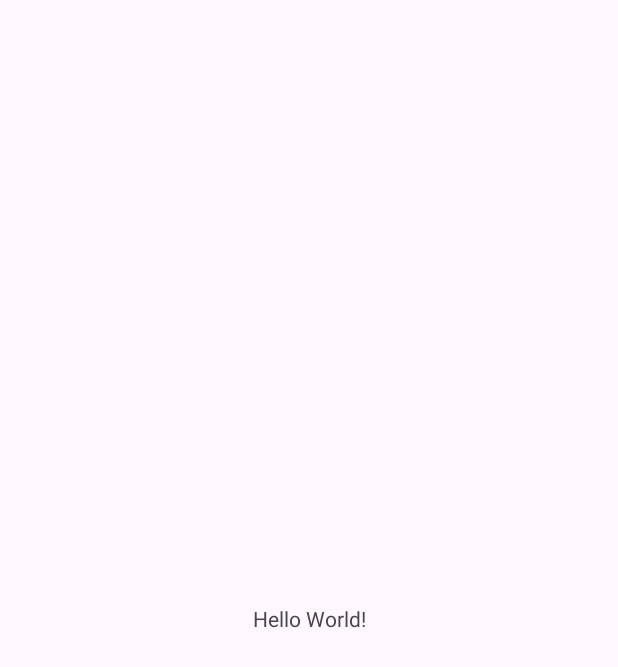
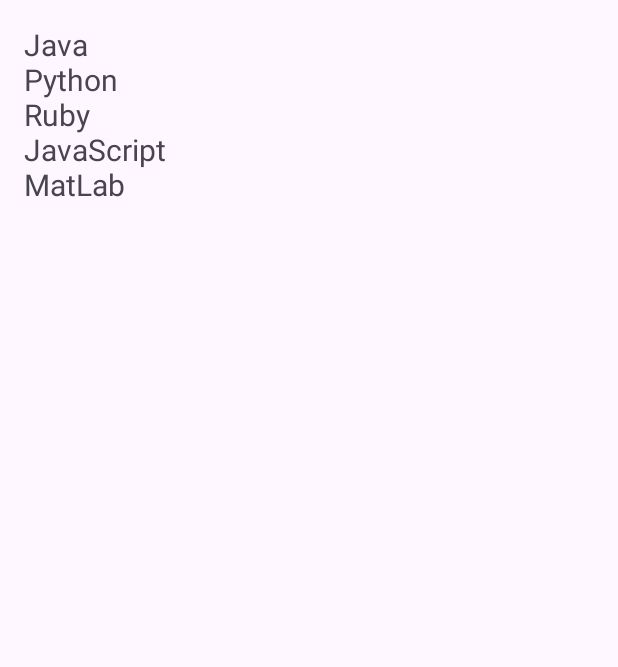
Before and after one commit to SergeyB19/TestProjectAlishev, an Android app: the screen it shows after launch (MainActivity), on a phone screen of 412 x 824 dp. Before the commit the part shown is almost empty. Shown: the top 667 px of the screen. Run offline under Robolectric (Android 15) with nearby library versions, the phone set to English and light mode, and no system bars.

Commit message:
Приложение "Список" (Часть 1)

```diff
--- a/app/src/main/java/com/example/android/MainActivity.java
+++ b/app/src/main/java/com/example/android/MainActivity.java
@@ -1,6 +1,8 @@
 package com.example.android;
 
 import android.os.Bundle;
+import android.view.View;
+import android.widget.TextView;
 
 import androidx.activity.EdgeToEdge;
 import androidx.appcompat.app.AppCompatActivity;
@@ -10,16 +12,26 @@ import androidx.core.view.WindowInsetsCompat;
 
 public class MainActivity extends AppCompatActivity {
 
+    private TextView plList;
+
+
     @Override
     protected void onCreate(Bundle savedInstanceState) {
         super.onCreate(savedInstanceState);
         EdgeToEdge.enable(this);
         setContentView(R.layout.activity_main);
+
+        plList = findViewById(R.id.tv_pl_names);
+        String[] names = {"Java", "Python", "Ruby", "JavaScript", "MatLab"};
+        plList.setText("");
+        for (String name : names) {
+            plList.append(name + "\n");
+        }
+
         ViewCompat.setOnApplyWindowInsetsListener(findViewById(R.id.main), (v, insets) -> {
             Insets systemBars = insets.getInsets(WindowInsetsCompat.Type.systemBars());
             v.setPadding(systemBars.left, systemBars.top, systemBars.right, systemBars.bottom);
             return insets;
-
         });
     }
 }
--- a/app/src/main/res/layout/activity_main.xml
+++ b/app/src/main/res/layout/activity_main.xml
@@ -1,6 +1,5 @@
 <?xml version="1.0" encoding="utf-8"?>
-<androidx.constraintlayout.widget.ConstraintLayout xmlns:android="http://schemas.android.com/apk/res/android"
-    xmlns:app="http://schemas.android.com/apk/res-auto"
+<FrameLayout xmlns:android="http://schemas.android.com/apk/res/android"
     xmlns:tools="http://schemas.android.com/tools"
     android:id="@+id/main"
     android:layout_width="match_parent"
@@ -8,12 +7,12 @@
     tools:context=".MainActivity">
 
     <TextView
+        android:id="@+id/tv_pl_names"
         android:layout_width="wrap_content"
         android:layout_height="wrap_content"
-        android:text="Hello World!"
-        app:layout_constraintBottom_toBottomOf="parent"
-        app:layout_constraintEnd_toEndOf="parent"
-        app:layout_constraintStart_toStartOf="parent"
-        app:layout_constraintTop_toTopOf="parent" />
+        android:text="@string/the_list_will_be_here"
+        android:textSize="20sp"
+        android:padding="16dp"
+        />
 
-</androidx.constraintlayout.widget.ConstraintLayout>
+</FrameLayout>
--- a/app/src/main/res/values/strings.xml
+++ b/app/src/main/res/values/strings.xml
@@ -1,3 +1,4 @@
 <resources>
     <string name="app_name">TestProject</string>
+    <string name="the_list_will_be_here">The list will be here!!</string>
 </resources>
```
